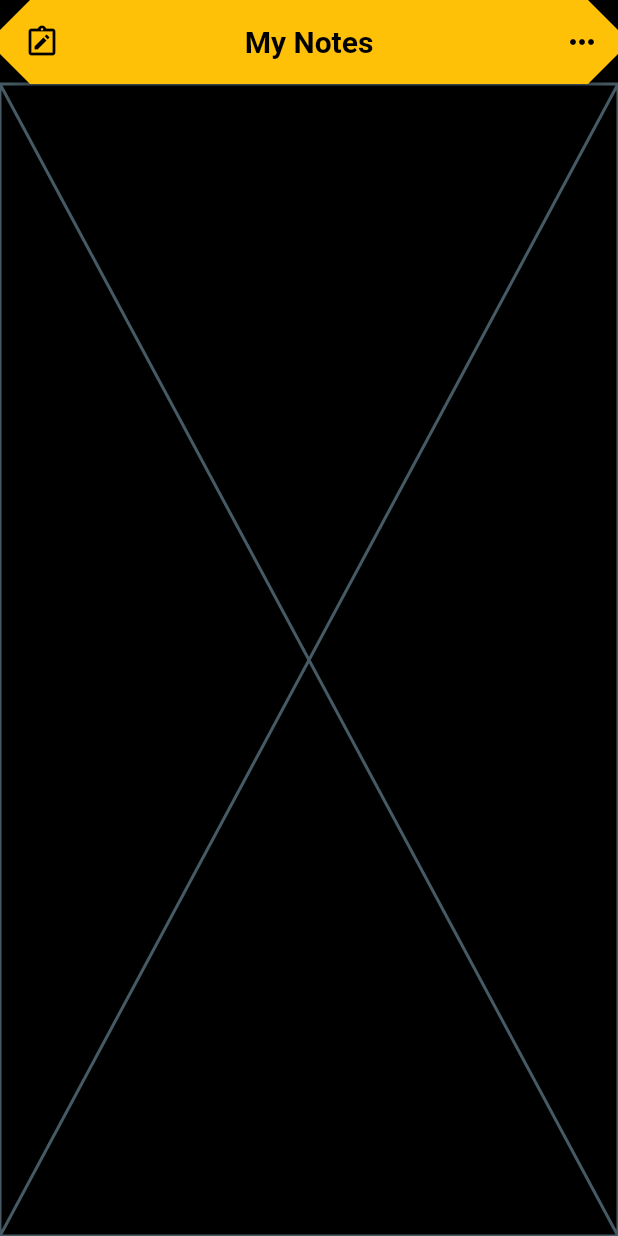
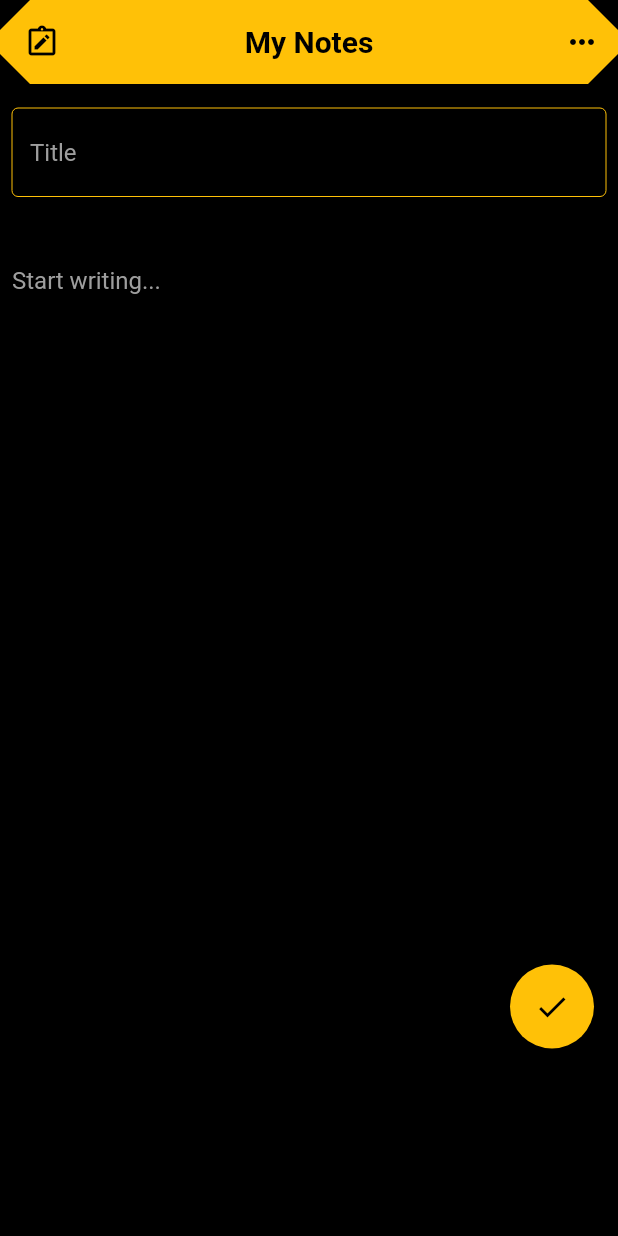
Before and after one commit to Diptonil/cloud-notes, a Flutter app: the CreateNoteScreen screen opened by its route, on a phone screen of 412 x 824 dp. Run offline on Flutter 3.47's test engine with Material 2 defaults, Android fonts, the light colour scheme and no system bars; our stand-ins replace firebase_auth, firebase_core, hive_flutter, sqflite; accounts and stored records are empty; Roboto replaces fonts that are missing (Quicksand).

Commit message:
Revert back to SQLite

```diff
--- a/lib/main.dart
+++ b/lib/main.dart
@@ -23,8 +23,8 @@ void main() async {
           )
         ),
         routes: {
-          homeRoute: (context) => const HomeScreen(),
-          createNoteRoute: (context) => const CreateNoteScreen(),
+          homeRoute: (context) => const HomeScreen(email: ''),
+          createNoteRoute: (context) => const CreateNoteScreen(email: ''),
           loginRoute: (context) => const LoginScreen(),
           registerRoute: (context) => const RegisterScreen(),
           verifyEmail: (context) => const EmailVerificationScreen()
--- a/lib/services/database/models.dart
+++ b/lib/services/database/models.dart
@@ -1,70 +1,67 @@
-import 'package:flutter/foundation.dart';
-import 'package:cloudnotes/utils/constants.dart';
+const String tableNotes = 'notes';
 
-@immutable
-class User {
-  final int id;
-  final String email;
 
-  const User({required this.id, required this.email});
+class NoteFields {
+  static final List<String> values = [id, isSynced, title, body, time];
 
-  Map<String, dynamic> toMap() {
-    return {
-      idColumn: id,
-      emailColumn: email
-    };
-  }
-
-  @override
-  String toString() {
-    return 'User <$id: $email>';
-  }
-
-  @override bool operator == (covariant User other) {
-    return id == other.id;
-  }
-
-  @override
-  int get hashCode {
-    return id.hashCode;
-  }
+  static const String id = '_id';
+  static const String email = 'email';
+  static const String isSynced = 'isSynced';
+  static const String title = 'title';
+  static const String body = 'body';
+  static const String time = 'time';
 }
 
 
-@immutable
-class CloudNote {
-  final String id;
-  final String userId;
-  final String heading;
-  final String text;
-  final DateTime date;
-  final bool isSyncedWithCloud;
+class Note {
+  final int? id;
+  final String email;
+  final bool isSynced;
+  final String title;
+  final String body;
+  final DateTime createdTime;
 
-  const CloudNote({required this.id, required this.userId, required this.heading, required this.text, required this.date, required this.isSyncedWithCloud});
+  const Note({
+    this.id,
+    required this.email,
+    required this.isSynced,
+    required this.title,
+    required this.body,
+    required this.createdTime,
+  });
 
-  Map<String, dynamic> toMap() {
-    return {
-      idColumn: id,
-      userIdColumn: userId,
-      headingColumn: heading,
-      textColumn: text,
-      dateColumn: date,
-      isSyncedWithCloudColumn: isSyncedWithCloud
-    };
-  }
+  Note copy({
+    int? id,
+    String? email,
+    bool? isSynced,
+    String? title,
+    String? body,
+    DateTime? createdTime,
+  }) =>
+    Note(
+      id: id ?? this.id,
+      email: email ?? this.email,
+      isSynced: isSynced ?? this.isSynced,
+      title: title ?? this.title,
+      body: body ?? this.body,
+      createdTime: createdTime ?? this.createdTime,
+    );
 
-  @override
-  String toString() {
-    return 'Note <$id: $heading, $date, sync-$isSyncedWithCloud>';
-  }
+  static Note fromJson(Map<String, Object?> json) => Note(
+    id: json[NoteFields.id] as int?,
+    email: json[NoteFields.email] as String,
+    isSynced: json[NoteFields.isSynced] == 1,
+    title: json[NoteFields.title] as String,
+    body: json[NoteFields.body] as String,
+    createdTime: DateTime.parse(json[NoteFields.time] as String),
+  );
 
-  @override
-  bool operator == (covariant CloudNote other) {
-    return id == other.id;
-  }
-
-  @override
-  int get hashCode {
-    return id.hashCode;
-  }
+  Map<String, Object?> toJson() => {
+    NoteFields.id: id,
+    NoteFields.email: email,
+    NoteFields.title: title,
+    NoteFields.isSynced: isSynced ? 1 : 0,
+    NoteFields.body: body,
+    NoteFields.time: createdTime.toIso8601String(),
+  };
 }
--- a/lib/services/database/services.dart
+++ /dev/null
@@ -1,6 +0,0 @@
-import 'package:cloudnotes/services/database/providers.dart';
-
-List<Map<String, dynamic>> getNotes(String? email) {
-  var database = NoteDatabase();
-  return database.readAll(email);
-}
--- a/lib/utils/constants.dart
+++ b/lib/utils/constants.dart
@@ -12,6 +12,8 @@ const String verifyEmail = '/verify-email';
 // Colours
 const Color primaryTextColor = Colors.amber;
 const Color secondaryTextColor = Colors.black;
+const Color writingHintTextColor = Colors.grey;
+const Color writingTextColor = Colors.white70;
 
 
 // Database
--- a/lib/widgets/notes/body.dart
+++ b/lib/widgets/notes/body.dart
@@ -1,13 +1,16 @@
-import 'package:cloudnotes/services/database/services.dart';
+import 'package:cloudnotes/services/database/models.dart';
+import 'package:cloudnotes/services/database/providers.dart';
+import 'package:cloudnotes/widgets/notes/buttons.dart';
 import 'package:cloudnotes/widgets/notes/cards.dart';
+import 'package:cloudnotes/widgets/notes/textfields.dart';
 import 'package:flutter/material.dart';
 
 import '../../utils/constants.dart';
 
 
 class HomeBody extends StatefulWidget {
-  final String? email;
   const HomeBody({Key? key, required this.email}) : super(key: key);
+  final String email;
 
   @override
   State<HomeBody> createState() => _HomeBodyState();
@@ -15,10 +18,24 @@ class HomeBody extends StatefulWidget {
 
 
 class _HomeBodyState extends State<HomeBody> {
+  late List<Note> notes;
+  bool isLoading = false;
+
+  Future refreshNotes() async {
+    setState(() => isLoading = true);
+    notes = await NotesDatabase.instance.readAllNotes(widget.email);
+    setState(() => isLoading = false);
+  }
+
+  @override
+  void initState() {
+    super.initState();
+    refreshNotes();
+  }
+
   @override
   Widget build(BuildContext context) {
-    final note = getNotes(widget.email);
-    return note.isEmpty?
+    return notes.isEmpty?
     const Center(
       child: Text(
         'No notes yet! Go create one.',
@@ -29,12 +46,17 @@ class _HomeBodyState extends State<HomeBody> {
       ),
     ) :
     ListView.builder(
-      itemCount: 0,
+      itemCount: notes.length,
       itemBuilder: (context, index) {
-        return NoteCard(
-          title: note[index]['title'],
-          content: note[index]['content'],
-          date: note[index]['date']
+        return GestureDetector(
+          onTap: () {
+            // ON CARD CLICK LOGIC HERE!
+          },
+          child: NoteCard(
+            title: notes[index].title,
+            body: notes[index].body,
+            date: notes[index].createdTime
+          ),
         );
       },
     );
@@ -43,7 +65,8 @@ class _HomeBodyState extends State<HomeBody> {
 
 
 class CreateNoteBody extends StatefulWidget {
-  const CreateNoteBody({super.key});
+  const CreateNoteBody({Key? key, required this.email}) : super(key: key);
+  final String email;
 
   @override
   State<CreateNoteBody> createState() => _CreateNoteBodyState();
@@ -51,8 +74,38 @@ class CreateNoteBody extends StatefulWidget {
 
 
 class _CreateNoteBodyState extends State<CreateNoteBody> {
+  late final TextEditingController _title;
+  late final TextEditingController _body;
+
+  @override
+  void initState() {
+    _title = TextEditingController();
+    _body = TextEditingController();
+    super.initState();
+  }
+
+  @override
+  void dispose() {
+    _title.dispose();
+    _body.dispose();
+    super.dispose();
+  }
+
   @override
   Widget build(BuildContext context) {
-    return const Placeholder();
+    return Column(
+      crossAxisAlignment: CrossAxisAlignment.end,
+      children: [
+        NoteTitleTextField(titleController: _title),
+        NoteBodyTextField(bodyController: _body),
+        const SizedBox(
+          height: 400,
+        ),
+        Padding(
+          padding: const EdgeInsets.symmetric(horizontal: 16, vertical: 16),
+          child: SaveNoteFloatingActionButton(titleController: _title, bodyController: _body, email: widget.email)
+        )
+      ]
+    );
   }
 }
--- a/lib/widgets/notes/buttons.dart
+++ b/lib/widgets/notes/buttons.dart
@@ -1,9 +1,14 @@
+import 'package:cloudnotes/services/database/models.dart';
+import 'package:cloudnotes/services/database/providers.dart';
 import 'package:cloudnotes/utils/constants.dart';
+import 'package:cloudnotes/widgets/notes/screens.dart';
 import 'package:flutter/material.dart';
+import 'dart:core';
 
 
 class CreateNoteFloatingActionButton extends StatefulWidget {
-  const CreateNoteFloatingActionButton({super.key});
+  final String email;
+  const CreateNoteFloatingActionButton({Key? key, required this.email}) : super(key: key);
 
   @override
   State<CreateNoteFloatingActionButton> createState() => _CreateNoteFloatingActionButtonState();
@@ -15,10 +20,53 @@ class _CreateNoteFloatingActionButtonState extends State<CreateNoteFloatingActio
   Widget build(BuildContext context) {
     return FloatingActionButton(
       onPressed: () {
-        Navigator.of(context).pushNamedAndRemoveUntil(createNoteRoute, (route) => false);
+      Navigator.push(
+        context,
+        MaterialPageRoute(
+          builder: (context) => CreateNoteScreen(email: widget.email),
+        ),
+      );
       },
       backgroundColor: primaryTextColor,
+      foregroundColor: secondaryTextColor,
       child: const Icon(Icons.add),
     );
   }
 }
+
+
+class SaveNoteFloatingActionButton extends StatefulWidget {
+  const SaveNoteFloatingActionButton({Key? key, required this.titleController, required this.bodyController, required this.email}) : super(key: key);
+  final TextEditingController titleController;
+  final TextEditingController bodyController;
+  final String email;
+
+  @override
+  State<SaveNoteFloatingActionButton> createState() => _SaveNoteFloatingActionButtonState();
+}
+
+
+class _SaveNoteFloatingActionButtonState extends State<SaveNoteFloatingActionButton> {
+  @override
+  Widget build(BuildContext context) {
+    return FloatingActionButton(
+      onPressed: () async {
+        final String title = widget.titleController.text;
+        final String body = widget.bodyController.text;
+        Note note = Note(body: body, createdTime: DateTime.now(), isSynced: false, title: title, email: widget.email);
+        await NotesDatabase.instance.create(note);
+        if (context.mounted) {
+          Navigator.push(
+            context,
+            MaterialPageRoute(
+              builder: (context) => HomeScreen(email: widget.email),
+            ),
+          );
+        }
+      },
+      backgroundColor: primaryTextColor,
+      foregroundColor: secondaryTextColor,
+      child: const Icon(Icons.done),
+    );
+  }
+}
--- a/lib/widgets/notes/screens.dart
+++ b/lib/widgets/notes/screens.dart
@@ -6,30 +6,31 @@ import 'package:flutter/material.dart';
 
 
 class HomeScreen extends StatelessWidget {
-  const HomeScreen({super.key});
+  const HomeScreen({super.key, required this.email});
+  final String email;
 
   @override
   Widget build(BuildContext context) {
-    final String? email = ModalRoute.of(context)?.settings.arguments.toString();
     return Scaffold(
       backgroundColor: secondaryTextColor,
       appBar: const BaseAppBar(),
       body: Center(child: HomeBody(email: email)),
-      floatingActionButton: const CreateNoteFloatingActionButton(),
+      floatingActionButton: CreateNoteFloatingActionButton(email: email),
     );
   }
 }
 
 
 class CreateNoteScreen extends StatelessWidget {
-  const CreateNoteScreen({super.key});
+  const CreateNoteScreen({super.key, required this.email});
+  final String email;
 
   @override
   Widget build(BuildContext context) {
-    return const Scaffold(
+    return Scaffold(
       backgroundColor: secondaryTextColor,
-      appBar: BaseAppBar(),
-      body: Center(child: CreateNoteBody()),
+      appBar: const BaseAppBar(),
+      body: Center(child: CreateNoteBody(email: email))
     );
   }
 }
--- /dev/null
+++ b/lib/widgets/notes/textfields.dart
@@ -0,0 +1,79 @@
+import 'package:cloudnotes/utils/constants.dart';
+import 'package:flutter/material.dart';
+
+
+class NoteTitleTextField extends StatelessWidget {
+  const NoteTitleTextField({Key? key, required this.titleController}) : super(key: key);
+  final TextEditingController titleController;
+
+  @override
+  Widget build(BuildContext context) {
+    return Padding(
+      padding: const EdgeInsets.symmetric(horizontal: 8, vertical: 16),
+      child: TextField(
+        cursorColor: writingHintTextColor,
+        style: const TextStyle(
+          color: writingTextColor,
+        ),
+        controller: titleController,
+        keyboardType: TextInputType.text,
+        enableSuggestions: true,
+        autocorrect: true,
+        decoration: const InputDecoration(
+          hintText: 'Title',
+          hintStyle: TextStyle(
+            color: writingHintTextColor,
+          ),
+          border: OutlineInputBorder(
+            borderSide: BorderSide(color: primaryTextColor, width: 0.0),
+          ),
+          enabledBorder: OutlineInputBorder(
+            borderSide: BorderSide(color: primaryTextColor, width: 0.0),
+          ),
+          focusedBorder: OutlineInputBorder(
+            borderSide: BorderSide(color: primaryTextColor, width: 0.0),
+          )
+        ),
+      )
+    );
+  }
+}
+
+
+class NoteBodyTextField extends StatelessWidget {
+  const NoteBodyTextField({Key? key, required this.bodyController}) : super(key: key);
+  final TextEditingController bodyController;
+
+  @override
+  Widget build(BuildContext context) {
+    return Padding(
+      padding: const EdgeInsets.symmetric(horizontal: 8, vertical: 16),
+      child: TextField(
+        cursorColor: writingHintTextColor,
+        style: const TextStyle(
+          color: writingTextColor,
+        ),
+        controller: bodyController,
+        maxLines: null,
+        keyboardType: TextInputType.multiline,
+        enableSuggestions: true,
+        autocorrect: true,
+        decoration: const InputDecoration(
+          hintText: 'Start writing...',
+          hintStyle: TextStyle(
+            color: writingHintTextColor,
+          ),
+          // border: OutlineInputBorder(
+          //   borderSide: BorderSide(color: primaryTextColor, width: 0.0),
+          // ),
+          // enabledBorder: OutlineInputBorder(
+          //   borderSide: BorderSide(color: primaryTextColor, width: 0.0),
+          // ),
+          focusedBorder: OutlineInputBorder(
+            borderSide: BorderSide(color: secondaryTextColor, width: 0.0),
+          )
+        ),
+      )
+    );
+  }
+}
--- a/pubspec.yaml
+++ b/pubspec.yaml
@@ -35,9 +35,9 @@ dependencies:
   cloud_firestore: ^4.5.1
   path_provider: ^2.0.15
   path: ^1.8.2
-  hive: ^2.2.3
-  hive_flutter: ^1.1.0
+  sqflite: ^2.2.8+4
   intl: ^0.18.1
+  uuid: ^3.0.4
 
 dev_dependencies:
   flutter_test:
```
Also changed, not shown: lib/services/database/providers.dart (+94 -14 lines), lib/utils/login.dart (+7 -1 lines), lib/widgets/notes/cards.dart (+5 -5 lines), pubspec.lock, 1 other file.
